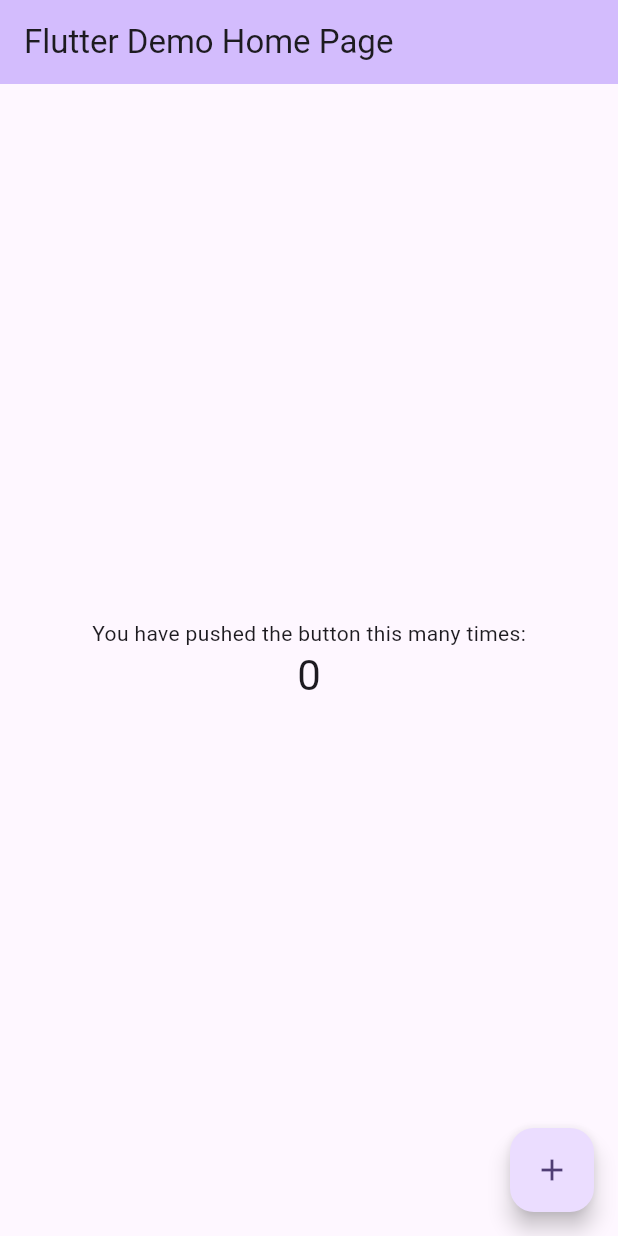
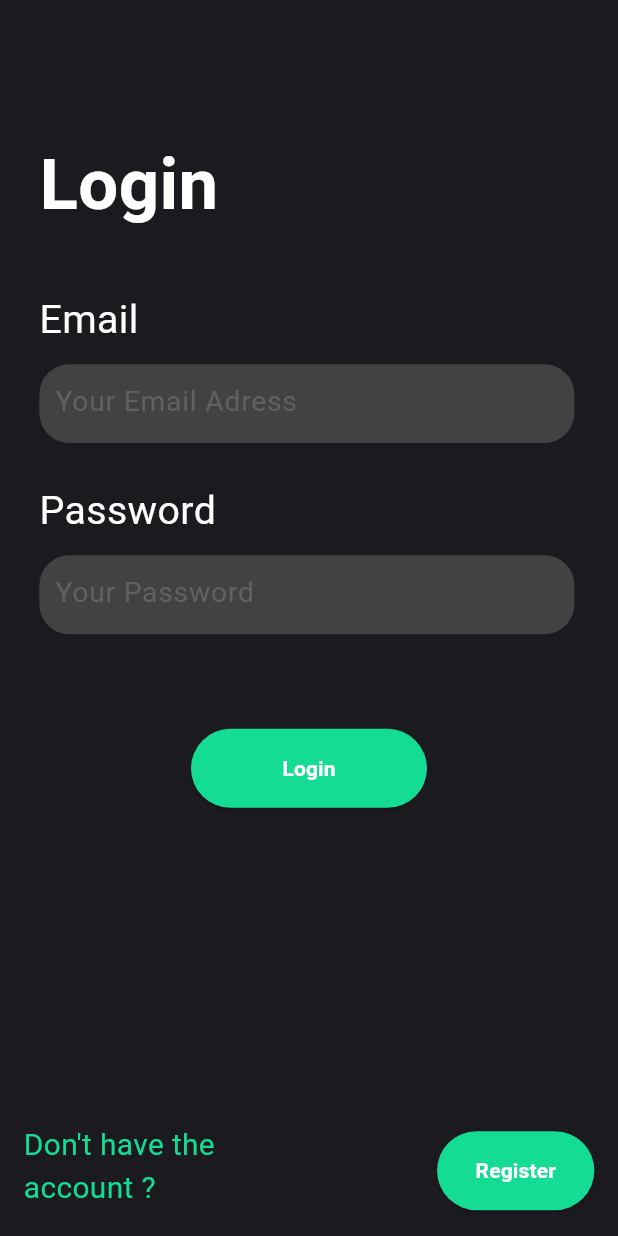
Before and after one commit to Bertugvatansever/podcast_app, a Flutter app: the screen it shows after launch, on a phone screen of 412 x 824 dp. Run offline on Flutter 3.47's test engine with Material 3 defaults, Android fonts, the phone set to English and light mode, and no system bars; our stand-ins replace firebase_core, flutter_screenutil; accounts and stored records are empty.

Commit message:
Loginpage commit

```diff
--- /dev/null
+++ b/lib/app_colors.dart
@@ -0,0 +1,10 @@
+import 'dart:ui';
+
+import 'package:flutter/material.dart';
+
+class AppColor {
+  Color primaryColor = Color.fromRGBO(20, 220, 148, 1);
+  Color backgroundColor = const Color.fromRGBO(27, 26, 31, 1);
+  Color textFieldColor = Colors.grey.shade800;
+  Color textFieldTextcolor = Colors.grey.shade700;
+}
--- a/lib/main.dart
+++ b/lib/main.dart
@@ -1,4 +1,7 @@
 import 'package:flutter/material.dart';
+import 'package:flutter_screenutil/flutter_screenutil.dart';
+import 'package:podcast_app/app_colors.dart';
+import 'package:podcast_app/pages/splash_page.dart';
 
 void main() {
   runApp(const MyApp());
@@ -10,116 +13,15 @@
   // This widget is the root of your application.
   @override
   Widget build(BuildContext context) {
+    ScreenUtil.init(context,
+        designSize: const Size(392.72727272727275, 783.2727272727273));
     return MaterialApp(
-      title: 'Flutter Demo',
-      theme: ThemeData(
-        // This is the theme of your application.
-        //
-        // TRY THIS: Try running your application with "flutter run". You'll see
-        // the application has a purple toolbar. Then, without quitting the app,
-        // try changing the seedColor in the colorScheme below to Colors.green
-        // and then invoke "hot reload" (save your changes or press the "hot
-        // reload" button in a Flutter-supported IDE, or press "r" if you used
-        // the command line to start the app).
-        //
-        // Notice that the counter didn't reset back to zero; the application
-        // state is not lost during the reload. To reset the state, use hot
-        // restart instead.
-        //
-        // This works for code too, not just values: Most code changes can be
-        // tested with just a hot reload.
-        colorScheme: ColorScheme.fromSeed(seedColor: Colors.deepPurple),
-        useMaterial3: true,
-      ),
-      home: const MyHomePage(title: 'Flutter Demo Home Page'),
-    );
+        debugShowCheckedModeBanner: false,
+        title: 'Podcast Application',
+        theme: ThemeData(
+            colorScheme: ColorScheme.fromSeed(seedColor: Color(0xFFA6FF96)),
+            useMaterial3: true,
+            scaffoldBackgroundColor: AppColor().backgroundColor),
+        home: const SplashPage());
   }
 }
-
-class MyHomePage extends StatefulWidget {
-  const MyHomePage({super.key, required this.title});
-
-  // This widget is the home page of your application. It is stateful, meaning
-  // that it has a State object (defined below) that contains fields that affect
-  // how it looks.
-
-  // This class is the configuration for the state. It holds the values (in this
-  // case the title) provided by the parent (in this case the App widget) and
-  // used by the build method of the State. Fields in a Widget subclass are
-  // always marked "final".
-
-  final String title;
-
-  @override
-  State<MyHomePage> createState() => _MyHomePageState();
-}
-
-class _MyHomePageState extends State<MyHomePage> {
-  int _counter = 0;
-
-  void _incrementCounter() {
-    setState(() {
-      // This call to setState tells the Flutter framework that something has
-      // changed in this State, which causes it to rerun the build method below
-      // so that the display can reflect the updated values. If we changed
-      // _counter without calling setState(), then the build method would not be
-      // called again, and so nothing would appear to happen.
-      _counter++;
-    });
-  }
-
-  @override
-  Widget build(BuildContext context) {
-    // This method is rerun every time setState is called, for instance as done
-    // by the _incrementCounter method above.
-    //
-    // The Flutter framework has been optimized to make rerunning build methods
-    // fast, so that you can just rebuild anything that needs updating rather
-    // than having to individually change instances of widgets.
-    return Scaffold(
-      appBar: AppBar(
-        // TRY THIS: Try changing the color here to a specific color (to
-        // Colors.amber, perhaps?) and trigger a hot reload to see the AppBar
-        // change color while the other colors stay the same.
-        backgroundColor: Theme.of(context).colorScheme.inversePrimary,
-        // Here we take the value from the MyHomePage object that was created by
-        // the App.build method, and use it to set our appbar title.
-        title: Text(widget.title),
-      ),
-      body: Center(
-        // Center is a layout widget. It takes a single child and positions it
-        // in the middle of the parent.
-        child: Column(
-          // Column is also a layout widget. It takes a list of children and
-          // arranges them vertically. By default, it sizes itself to fit its
-          // children horizontally, and tries to be as tall as its parent.
-          //
-          // Column has various properties to control how it sizes itself and
-          // how it positions its children. Here we use mainAxisAlignment to
-          // center the children vertically; the main axis here is the vertical
-          // axis because Columns are vertical (the cross axis would be
-          // horizontal).
-          //
-          // TRY THIS: Invoke "debug painting" (choose the "Toggle Debug Paint"
-          // action in the IDE, or press "p" in the console), to see the
-          // wireframe for each widget.
-          mainAxisAlignment: MainAxisAlignment.center,
-          children: <Widget>[
-            const Text(
-              'You have pushed the button this many times:',
-            ),
-            Text(
-              '$_counter',
-              style: Theme.of(context).textTheme.headlineMedium,
-            ),
-          ],
-        ),
-      ),
-      floatingActionButton: FloatingActionButton(
-        onPressed: _incrementCounter,
-        tooltip: 'Increment',
-        child: const Icon(Icons.add),
-      ), // This trailing comma makes auto-formatting nicer for build methods.
-    );
-  }
-}
--- /dev/null
+++ b/lib/pages/login_page.dart
@@ -0,0 +1,150 @@
+import 'package:flutter/material.dart';
+import 'package:flutter_screenutil/flutter_screenutil.dart';
+import 'package:podcast_app/app_colors.dart';
+
+class LoginPage extends StatefulWidget {
+  LoginPage({super.key});
+
+  @override
+  State<LoginPage> createState() => _LoginPageState();
+}
+
+class _LoginPageState extends State<LoginPage> {
+  @override
+  Widget build(BuildContext context) {
+    return Scaffold(
+      body: Column(
+        crossAxisAlignment: CrossAxisAlignment.start,
+        children: [
+          SizedBox(
+            height: 85.h,
+          ),
+          Padding(
+            padding: EdgeInsets.only(left: 25.0.w),
+            child: Text(
+              "Login",
+              style: TextStyle(
+                  color: Colors.white,
+                  fontSize: 45.sp,
+                  fontWeight: FontWeight.bold),
+            ),
+          ),
+          SizedBox(
+            height: 35.h,
+          ),
+          Padding(
+            padding: EdgeInsets.only(left: 25.0.w),
+            child: Text(
+              "Email",
+              style: TextStyle(
+                color: Colors.white,
+                fontSize: 25.sp,
+              ),
+            ),
+          ),
+          SizedBox(
+            height: 10.h,
+          ),
+          Padding(
+            padding: EdgeInsets.only(left: 25.w),
+            child: Container(
+              decoration: BoxDecoration(
+                  borderRadius: BorderRadius.circular(20),
+                  color: AppColor().textFieldColor),
+              child: TextField(
+                decoration: InputDecoration(
+                    border: InputBorder.none,
+                    contentPadding: EdgeInsets.symmetric(horizontal: 10.w),
+                    hintText: "Your Email Adress",
+                    hintStyle: TextStyle(
+                        color: AppColor().textFieldTextcolor, fontSize: 18.sp)),
+              ),
+              width: 340.w,
+              height: 50.h,
+            ),
+          ),
+          SizedBox(
+            height: 25.h,
+          ),
+          Padding(
+            padding: EdgeInsets.only(left: 25.0.w),
+            child: Text(
+              "Password",
+              style: TextStyle(
+                color: Colors.white,
+                fontSize: 25.sp,
+              ),
+            ),
+          ),
+          SizedBox(
+            height: 10.h,
+          ),
+          Padding(
+            padding: EdgeInsets.only(left: 25.w),
+            child: Container(
+              decoration: BoxDecoration(
+                  borderRadius: BorderRadius.circular(20),
+                  color: AppColor().textFieldColor),
+              child: TextField(
+                decoration: InputDecoration(
+                    border: InputBorder.none,
+                    contentPadding: EdgeInsets.symmetric(horizontal: 10.w),
+                    hintText: "Your Password ",
+                    hintStyle: TextStyle(
+                        color: AppColor().textFieldTextcolor, fontSize: 18.sp)),
+              ),
+              width: 340.w,
+              height: 50.h,
+            ),
+          ),
+          SizedBox(
+            height: 60.h,
+          ),
+          Center(
+              child: ElevatedButton(
+            onPressed: () {},
+            child: Text("Login", style: TextStyle(fontWeight: FontWeight.bold)),
+            style: ElevatedButton.styleFrom(
+                minimumSize: Size(150.w, 50.h),
+                backgroundColor: AppColor().primaryColor,
+                foregroundColor: Colors.white),
+          )),
+          SizedBox(
+            height: 200.h,
+          ),
+          Row(
+            mainAxisAlignment: MainAxisAlignment.spaceBetween,
+            children: [
+              Padding(
+                padding: EdgeInsets.only(left: 15.0.w),
+                child: SizedBox(
+                  width: 180.w,
+                  height: 60.h,
+                  child: Text(
+                    "Don't have the account ?",
+                    style: TextStyle(
+                        color: AppColor().primaryColor, fontSize: 19.sp),
+                  ),
+                ),
+              ),
+              Padding(
+                padding: EdgeInsets.only(right: 15.0.w),
+                child: ElevatedButton(
+                  onPressed: () {},
+                  child: Text(
+                    "Register",
+                    style: TextStyle(fontWeight: FontWeight.bold),
+                  ),
+                  style: ElevatedButton.styleFrom(
+                      minimumSize: Size(100.w, 50.h),
+                      backgroundColor: AppColor().primaryColor,
+                      foregroundColor: Colors.white),
+                ),
+              )
+            ],
+          )
+        ],
+      ),
+    );
+  }
+}
--- /dev/null
+++ b/lib/pages/root_page.dart
@@ -0,0 +1,15 @@
+import 'package:flutter/material.dart';
+
+class RootPage extends StatefulWidget {
+  const RootPage({super.key});
+
+  @override
+  State<RootPage> createState() => _RootPageState();
+}
+
+class _RootPageState extends State<RootPage> {
+  @override
+  Widget build(BuildContext context) {
+    return Container();
+  }
+}
--- /dev/null
+++ b/lib/pages/splash_page.dart
@@ -0,0 +1,17 @@
+import 'package:flutter/material.dart';
+import 'package:podcast_app/pages/login_page.dart';
+import 'package:podcast_app/pages/root_page.dart';
+
+class SplashPage extends StatefulWidget {
+  const SplashPage({super.key});
+
+  @override
+  State<SplashPage> createState() => _SplashPageState();
+}
+
+class _SplashPageState extends State<SplashPage> {
+  @override
+  Widget build(BuildContext context) {
+    return LoginPage();
+  }
+}
--- a/pubspec.yaml
+++ b/pubspec.yaml
@@ -39,6 +39,7 @@ dependencies:
   firebase_auth: ^4.17.9
   firebase_database: ^10.4.10
   cloud_firestore: ^4.15.9
+  flutter_screenutil: ^5.9.0
 
 dev_dependencies:
   flutter_test:
```
Also changed, not shown: lib/firebase_options.dart (added), pubspec.lock, 4 other files.
